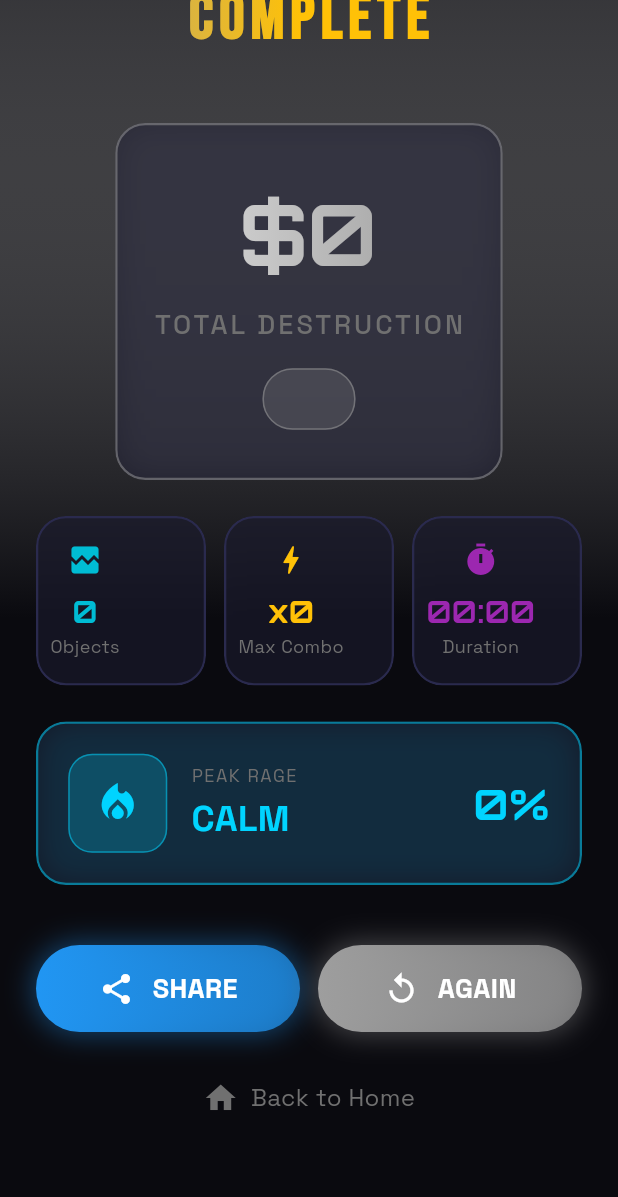
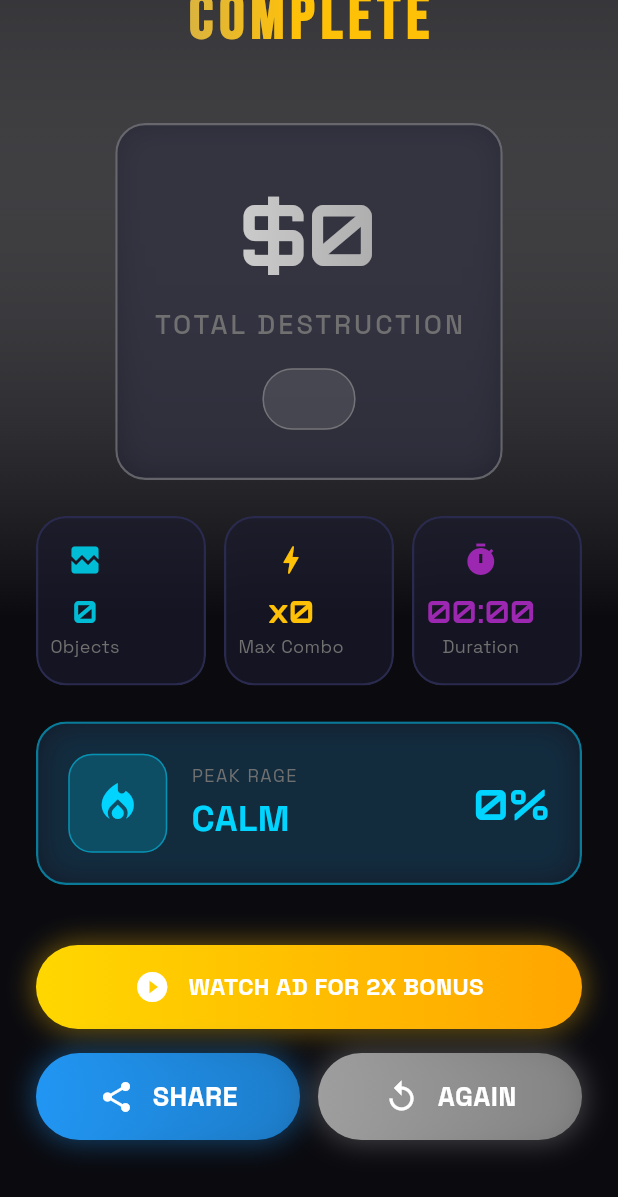
Before and after one commit to sudheera2009/Cursorapps, a Flutter app: the ResultsScreen screen opened directly with empty values, scrolled down 218 dp, on a phone screen of 412 x 824 dp. Shown: the top 1197 px of the screen. Run offline on Flutter 3.47's test engine with Material 3 defaults, Android fonts, the phone set to English and light mode, and no system bars; drawn by our look-alikes of flutter_animate; our stand-ins replace confetti, google_fonts, google_mobile_ads, sensors_plus, share_plus, shared_preferences and 1 more; accounts and stored records are empty; network calls fail.

Commit message:
Add AdMob integration with test ads
Features:
- Banner ads on Home screen (bottom)
- Banner ads on Results screen
- Inline banner ads on Profile screen
- Interstitial ads between game sessions
- Rewarded ads for 2X bonus on results

Implementation:
- AdService singleton for ad management
- BannerAdWidget and InlineBannerAd widgets
- Uses Google's official test ad unit IDs
- Ads auto-reload after display
- Graceful fallback when ads unavailable

Test Ad IDs (will show test ads):
- Banner: ca-app-pub-3940256099942544/6300978111
- Interstitial: ca-app-pub-3940256099942544/1033173712
- Rewarded: ca-app-pub-3940256099942544/5224354917
- App ID: ca-app-pub-3940256099942544~3347511713

Co-authored-by: sudheera2009 <sudheera2009@users.noreply.github.com>

```diff
--- a/rage_shake/lib/main.dart
+++ b/rage_shake/lib/main.dart
@@ -4,8 +4,9 @@ import 'package:provider/provider.dart';
 import 'core/theme.dart';
 import 'providers/game_provider.dart';
 import 'screens/home_screen.dart';
+import 'services/ad_service.dart';
 
-void main() {
+void main() async {
   WidgetsFlutterBinding.ensureInitialized();
 
   SystemChrome.setPreferredOrientations([
@@ -19,6 +20,8 @@ void main() {
     systemNavigationBarColor: Color(0xFF0A0A0F),
     systemNavigationBarIconBrightness: Brightness.light,
   ));
+
+  await AdService().initialize();
 
   runApp(const RageShakeApp());
 }
--- a/rage_shake/lib/screens/profile_screen.dart
+++ b/rage_shake/lib/screens/profile_screen.dart
@@ -5,6 +5,7 @@ import '../core/theme.dart';
 import '../models/game_state.dart';
 import '../providers/game_provider.dart';
 import '../widgets/glass_card.dart';
+import '../widgets/banner_ad_widget.dart';
 
 class ProfileScreen extends StatelessWidget {
   const ProfileScreen({super.key});
@@ -37,6 +38,8 @@ class ProfileScreen extends StatelessWidget {
                     _buildLevelCard(progress),
                     const SizedBox(height: 24),
                     _buildStatsSection(progress),
+                    const SizedBox(height: 24),
+                    const InlineBannerAd(),
                     const SizedBox(height: 24),
                     _buildAchievementsSection(),
                   ],
--- a/rage_shake/lib/screens/results_screen.dart
+++ b/rage_shake/lib/screens/results_screen.dart
@@ -6,6 +6,8 @@ import '../core/theme.dart';
 import '../models/game_state.dart';
 import '../widgets/glass_card.dart';
 import '../widgets/shake_button.dart';
+import '../widgets/banner_ad_widget.dart';
+import '../services/ad_service.dart';
 import 'home_screen.dart';
 import 'game_screen.dart';
 
@@ -24,6 +26,8 @@ class _ResultsScreenState extends State<ResultsScreen>
   late AnimationController _scoreController;
   late Animation<int> _scoreAnimation;
   bool _showStats = false;
+  bool _bonusClaimed = false;
+  int _bonusAmount = 0;
 
   @override
   void initState() {
@@ -384,6 +388,72 @@ class _ResultsScreenState extends State<ResultsScreen>
   Widget _buildActions(BuildContext context) {
     return Column(
       children: [
+        if (!_bonusClaimed)
+          GestureDetector(
+            onTap: _watchAdForBonus,
+            child: Container(
+              width: double.infinity,
+              padding: const EdgeInsets.symmetric(vertical: 16),
+              decoration: BoxDecoration(
+                gradient: const LinearGradient(
+                  colors: [Color(0xFFFFD700), Color(0xFFFFA500)],
+                ),
+                borderRadius: BorderRadius.circular(30),
+                boxShadow: [
+                  BoxShadow(
+                    color: Colors.amber.withOpacity(0.4),
+                    blurRadius: 15,
+                    spreadRadius: 2,
+                  ),
+                ],
+              ),
+              child: Row(
+                mainAxisAlignment: MainAxisAlignment.center,
+                children: [
+                  const Icon(Icons.play_circle_filled, color: Colors.white),
+                  const SizedBox(width: 12),
+                  Text(
+                    'WATCH AD FOR 2X BONUS',
+                    style: AppTheme.titleStyle.copyWith(
+                      color: Colors.white,
+                      fontSize: 16,
+                    ),
+                  ),
+                ],
+              ),
+            ),
+          )
+              .animate()
+              .fadeIn(delay: 400.ms, duration: 400.ms)
+              .slideY(begin: 0.2, end: 0)
+        else
+          Container(
+            width: double.infinity,
+            padding: const EdgeInsets.symmetric(vertical: 16),
+            decoration: BoxDecoration(
+              color: Colors.green.withOpacity(0.2),
+              borderRadius: BorderRadius.circular(30),
+              border: Border.all(color: Colors.green),
+            ),
+            child: Row(
+              mainAxisAlignment: MainAxisAlignment.center,
+              children: [
+                const Icon(Icons.check_circle, color: Colors.green),
+                const SizedBox(width: 12),
+                Text(
+                  '+${_formatScore(_bonusAmount)} BONUS CLAIMED!',
+                  style: AppTheme.titleStyle.copyWith(
+                    color: Colors.green,
+                    fontSize: 16,
+                  ),
+                ),
+              ],
+            ),
+          )
+              .animate()
+              .fadeIn(duration: 400.ms)
+              .scale(begin: const Offset(0.9, 0.9)),
+        const SizedBox(height: 16),
         Row(
           children: [
             Expanded(
@@ -408,6 +478,8 @@ class _ResultsScreenState extends State<ResultsScreen>
             .animate()
             .fadeIn(delay: 500.ms, duration: 400.ms)
             .slideY(begin: 0.2, end: 0),
+        const SizedBox(height: 16),
+        const BannerAdWidget(),
         const SizedBox(height: 16),
         GestureDetector(
           onTap: () => _goHome(context),
@@ -434,6 +506,18 @@ class _ResultsScreenState extends State<ResultsScreen>
     );
   }
 
+  void _watchAdForBonus() {
+    AdService().showRewardedAd(
+      onRewarded: (amount) {
+        setState(() {
+          _bonusClaimed = true;
+          _bonusAmount = widget.session.totalDamage;
+        });
+      },
+      onAdClosed: () {},
+    );
+  }
+
   void _shareResult() {
     final text = '''
 🔥 RAGE SHAKE RESULTS 🔥
@@ -450,6 +534,9 @@ Can you beat my score? Download RAGE SHAKE now!
   }
 
   void _playAgain(BuildContext context) {
+    AdService().showInterstitialAd(
+      onAdClosed: () {
+        if (context.mounted) {
           Navigator.pushReplacement(
             context,
             MaterialPageRoute(
@@ -457,12 +544,21 @@ Can you beat my score? Download RAGE SHAKE now!
             ),
           );
         }
+      },
+    );
+  }
 
   void _goHome(BuildContext context) {
+    AdService().showInterstitialAd(
+      onAdClosed: () {
+        if (context.mounted) {
           Navigator.pushAndRemoveUntil(
             context,
             MaterialPageRoute(builder: (_) => const HomeScreen()),
             (route) => false,
+          );
+        }
+      },
     );
   }
 
--- a/rage_shake/pubspec.yaml
+++ b/rage_shake/pubspec.yaml
@@ -21,6 +21,7 @@ dependencies:
   uuid: ^4.4.2
   confetti: ^0.7.0
   fl_chart: ^0.68.0
+  google_mobile_ads: ^5.1.0
 
 dev_dependencies:
   flutter_test:
```
Also changed, not shown: rage_shake/lib/screens/home_screen.dart (+14 -3 lines), rage_shake/lib/services/ad_service.dart (added, +200 -0 lines), rage_shake/lib/widgets/banner_ad_widget.dart (added, +138 -0 lines), rage_shake/pubspec.lock, 2 other files. Lines whose indentation alone changed are shown as unchanged.
